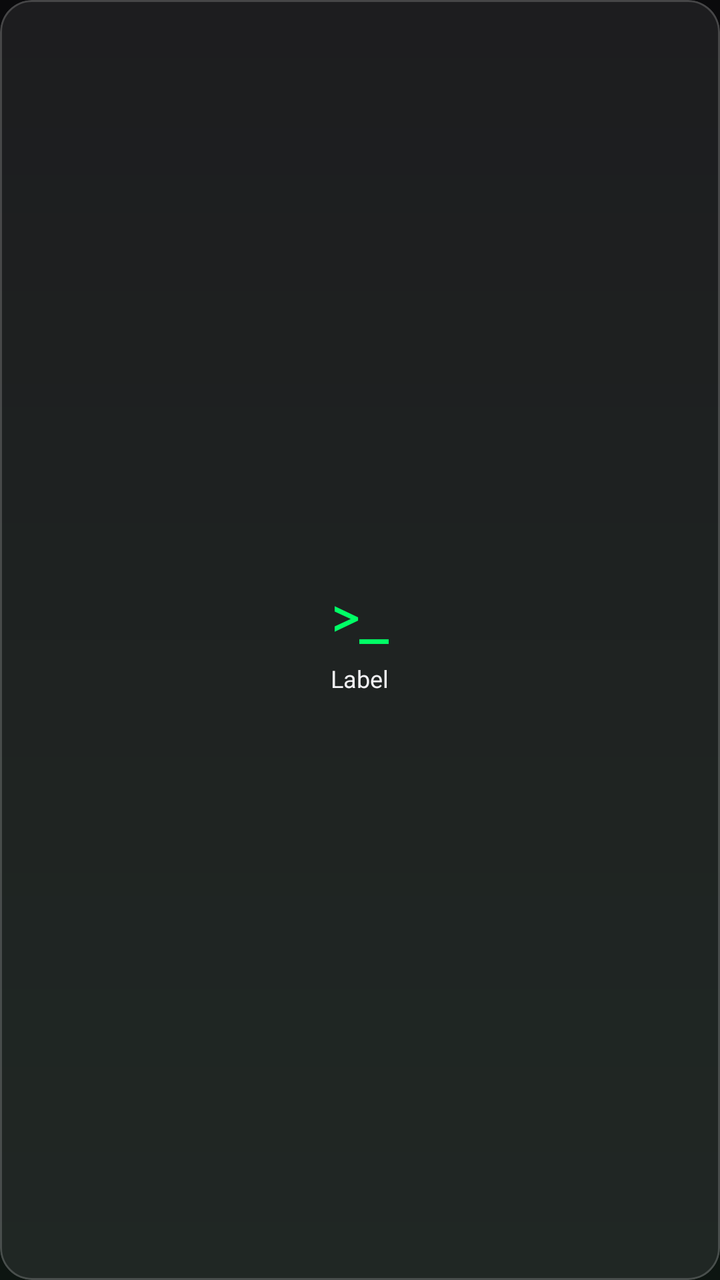
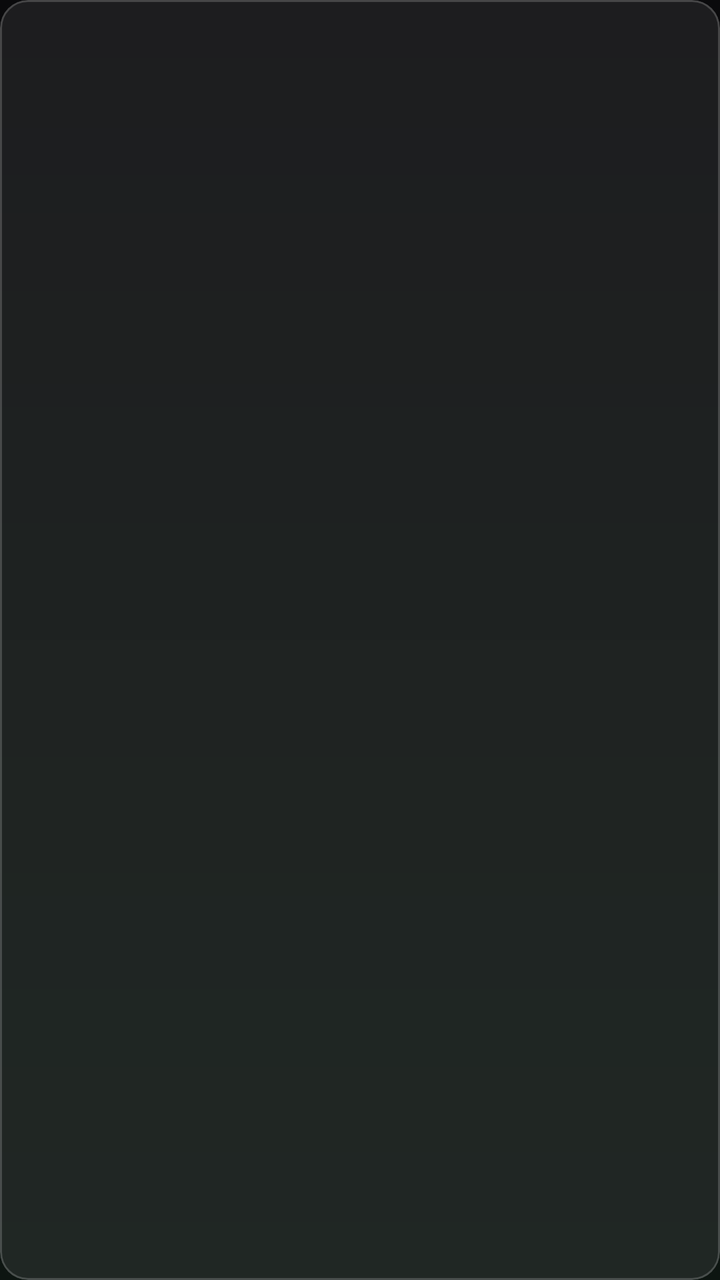

The first picture is an Android layout as it rendered before a commit; the second is the same layout after the commit. The layout source and the unified diff follow.
<!-- AndroidManifest.xml: application theme Theme.NexusCLI -->
<!-- res/layout/item_quick_tile.xml -->
<?xml version="1.0" encoding="utf-8"?>
<com.google.android.material.card.MaterialCardView xmlns:android="http://schemas.android.com/apk/res/android"
    xmlns:app="http://schemas.android.com/apk/res-auto"
    style="@style/Widget.Nexus.GlassCard"
    android:layout_width="match_parent"
    android:layout_height="match_parent"
    android:clickable="true"
    android:focusable="true"
    app:rippleColor="@color/nexus_green_soft">

    <LinearLayout
        android:layout_width="match_parent"
        android:layout_height="match_parent"
        android:gravity="center"
        android:orientation="vertical"
        android:padding="6dp">

        <TextView
            android:id="@+id/tileIcon"
            android:layout_width="wrap_content"
            android:layout_height="wrap_content"
            android:fontFamily="monospace"
            android:text=">_"
            android:textColor="@color/nexus_green"
            android:textSize="24sp"
            android:textStyle="bold" />

        <TextView
            android:id="@+id/tileLabel"
            android:layout_width="wrap_content"
            android:layout_height="wrap_content"
            android:layout_marginTop="6dp"
            android:text="Label"
            android:textColor="@color/text_primary"
            android:textSize="12sp" />
    </LinearLayout>
</com.google.android.material.card.MaterialCardView>
<!-- resources referenced by this layout -->
<resources>
  <color name="nexus_green">#00FF66</color>
  <color name="nexus_green_soft">#2200FF66</color>
  <color name="text_primary">#F2F2F5</color>
  <style name="Widget.Nexus.GlassCard" parent="Widget.Material3.CardView.Outlined">
          <item name="cardBackgroundColor">@color/glass_fill</item>
          <item name="cardCornerRadius">16dp</item>
          <item name="cardElevation">0dp</item>
          <item name="strokeColor">@color/glass_stroke</item>
          <item name="strokeWidth">1dp</item>
      </style>
  <style name="Theme.NexusCLI" parent="Theme.Material3.Dark.NoActionBar">
          <item name="colorPrimary">@color/nexus_green</item>
          <item name="colorOnPrimary">@color/nexus_bg</item>
          <item name="colorSecondary">@color/nexus_cyan</item>
          <item name="colorOnSecondary">@color/nexus_bg</item>
          <item name="colorSurface">@color/nexus_bg</item>
          <item name="colorOnSurface">@color/text_primary</item>
          <item name="android:colorBackground">@color/nexus_bg</item>
          <item name="android:windowBackground">@drawable/bg_root_gradient</item>
          <item name="android:statusBarColor">@android:color/transparent</item>
          <item name="android:navigationBarColor">@android:color/transparent</item>
      </style>
  <color name="glass_fill">#14FFFFFF</color>
  <color name="glass_stroke">#2EFFFFFF</color>
  <color name="nexus_bg">#0A0A0C</color>
  <color name="nexus_cyan">#4DD0E1</color>
  <!-- drawable bg_root_gradient (drawable) -->
  <?xml version="1.0" encoding="utf-8"?>
  <shape xmlns:android="http://schemas.android.com/apk/res/android"
      android:shape="rectangle">
      <gradient
          android:angle="270"
          android:endColor="@color/nexus_bg_end"
          android:startColor="@color/nexus_bg" />
  </shape>
  <color name="nexus_bg_end">#0D1511</color>
</resources>

<!-- the commit's change to res/layout/item_quick_tile.xml (unified diff, before → after) -->
@@ -4,34 +4,33 @@
     style="@style/Widget.Nexus.GlassCard"
     android:layout_width="match_parent"
     android:layout_height="match_parent"
-    android:clickable="true"
-    android:focusable="true"
-    app:rippleColor="@color/nexus_green_soft">
+    android:layout_margin="4dp"
+    app:cardCornerRadius="14dp">
 
     <LinearLayout
         android:layout_width="match_parent"
         android:layout_height="match_parent"
         android:gravity="center"
         android:orientation="vertical"
-        android:padding="6dp">
+        android:padding="8dp">
 
-        <TextView
+        <ImageView
             android:id="@+id/tileIcon"
-            android:layout_width="wrap_content"
-            android:layout_height="wrap_content"
-            android:fontFamily="monospace"
-            android:text=">_"
-            android:textColor="@color/nexus_green"
-            android:textSize="24sp"
-            android:textStyle="bold" />
+            android:layout_width="32dp"
+            android:layout_height="32dp"
+            android:contentDescription="@null"
+            app:tint="@color/nexus_green" />
 
         <TextView
             android:id="@+id/tileLabel"
-            android:layout_width="wrap_content"
+            android:layout_width="match_parent"
             android:layout_height="wrap_content"
             android:layout_marginTop="6dp"
-            android:text="Label"
+            android:ellipsize="end"
+            android:fontFamily="monospace"
+            android:gravity="center"
+            android:maxLines="2"
             android:textColor="@color/text_primary"
-            android:textSize="12sp" />
+            android:textSize="10sp" />
     </LinearLayout>
 </com.google.android.material.card.MaterialCardView>
<!-- resource entries referenced after the edit -->
@@ -1,7 +1,6 @@
 <!-- resources referenced by this layout -->
 <resources>
   <color name="nexus_green">#00FF66</color>
-  <color name="nexus_green_soft">#2200FF66</color>
   <color name="text_primary">#F2F2F5</color>
   <style name="Widget.Nexus.GlassCard" parent="Widget.Material3.CardView.Outlined">
           <item name="cardBackgroundColor">@color/glass_fill</item>
